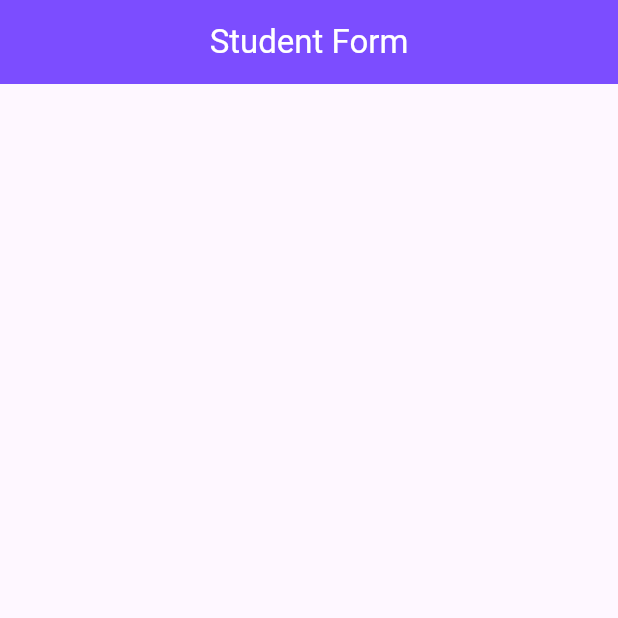
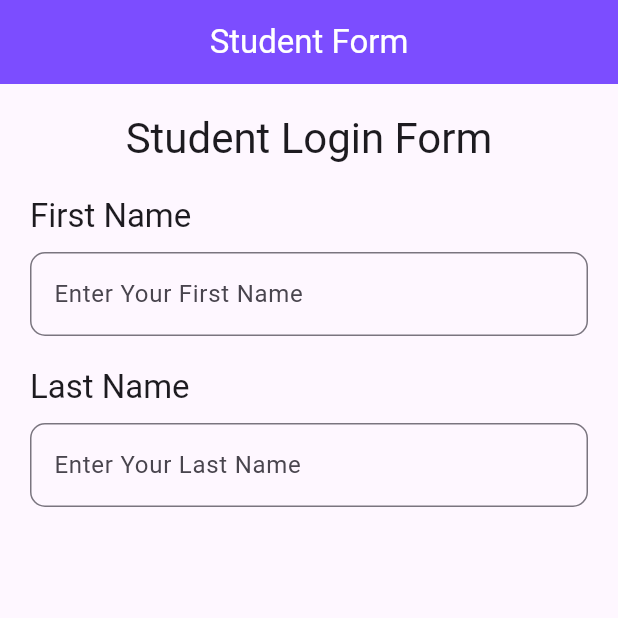
Before and after one commit to hasti7609/flutter_full_course, a Flutter app: the screen it shows after launch, on a phone screen of 412 x 824 dp, the top half of it. Run offline on Flutter 3.47's test engine with Material 3 defaults, Android fonts, the phone set to English and light mode, and no system bars.

Commit message:
added 2 Text field

```diff
--- a/lib/flutter widgets/form.dart
+++ b/lib/flutter widgets/form.dart
@@ -17,6 +17,55 @@ class _FormScreenState extends State<FormScreen> {
         style: TextStyle(color: Colors.white),),
         backgroundColor: Colors.deepPurpleAccent,
       ),
+      body: Padding(
+        padding: const EdgeInsets.symmetric(vertical: 18.0,horizontal: 20),
+        child: Column(
+          crossAxisAlignment: CrossAxisAlignment.start,
+          mainAxisAlignment: MainAxisAlignment.start,
+          children: [
+            Center(
+              child: Text("Student Login Form",
+              style: Theme.of(context).textTheme.headlineMedium,),
+            ),
+            SizedBox(height: 20,),
+            /// first name
+            Text("First Name",
+            style: Theme.of(context).textTheme.titleLarge,
+            ),
+            SizedBox(height: 10,),
+            TextFormField(
+              keyboardType: TextInputType.name,
+              decoration: InputDecoration(
+                border: OutlineInputBorder(
+                  borderRadius: BorderRadius.circular(10),
+                  borderSide: BorderSide(
+                    color: Colors.purple,
+                  )
+                ),
+                labelText: "Enter Your First Name"
+              ),
+            ),
+            /// last name
+            SizedBox(height: 20,),
+            Text("Last Name",
+              style: Theme.of(context).textTheme.titleLarge,
+            ),
+            SizedBox(height: 10,),
+            TextFormField(
+              keyboardType: TextInputType.name,
+              decoration: InputDecoration(
+                  border: OutlineInputBorder(
+                      borderRadius: BorderRadius.circular(10),
+                      borderSide: BorderSide(
+                        color: Colors.purple,
+                      )
+                  ),
+                  labelText: "Enter Your Last Name",
+              ),
+            ),
+          ],
+        ),
+      ),
     );
   }
 }
```
